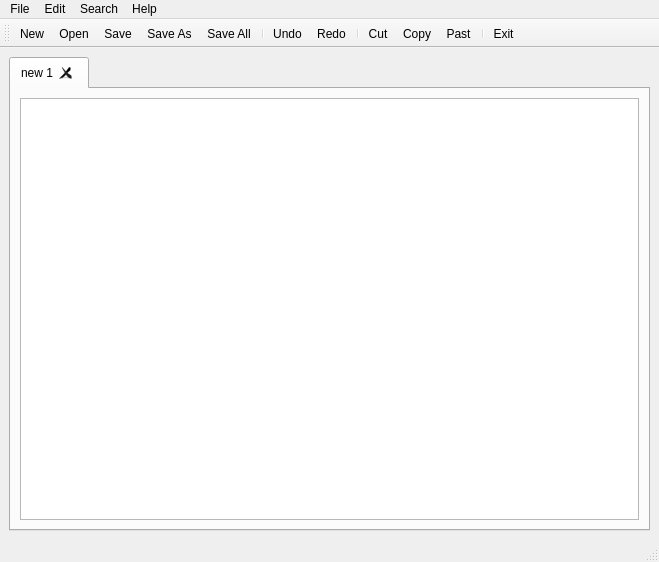
The window that WorkSpace/DS_Project/mainwindow.ui (OrcaLinux/Data-Structure-and-Algorithms-Project) describes before a commit, drawn with Qt 5.
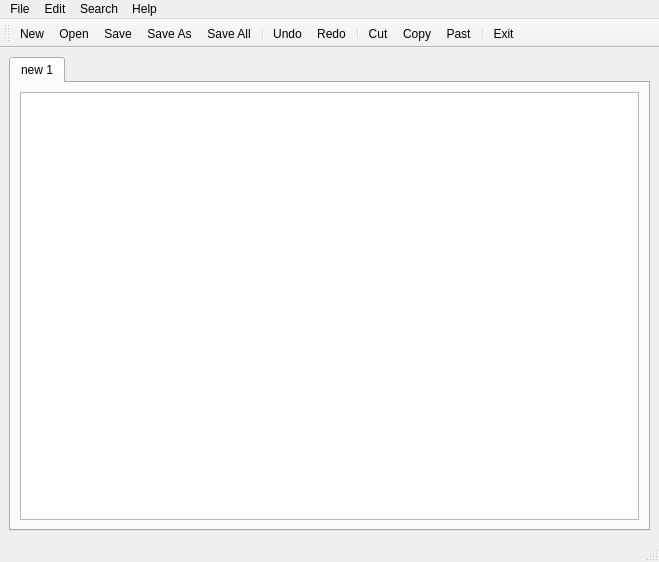
The same window after the commit. Icons and pictures are not drawn.

What changed in the file:
```diff
--- a/WorkSpace/DS_Project/mainwindow.ui
+++ b/WorkSpace/DS_Project/mainwindow.ui
@@ -23,9 +23,6 @@
       <property name="documentMode">
        <bool>false</bool>
       </property>
-      <property name="tabsClosable">
-       <bool>true</bool>
-      </property>
       <property name="movable">
        <bool>true</bool>
       </property>
```
